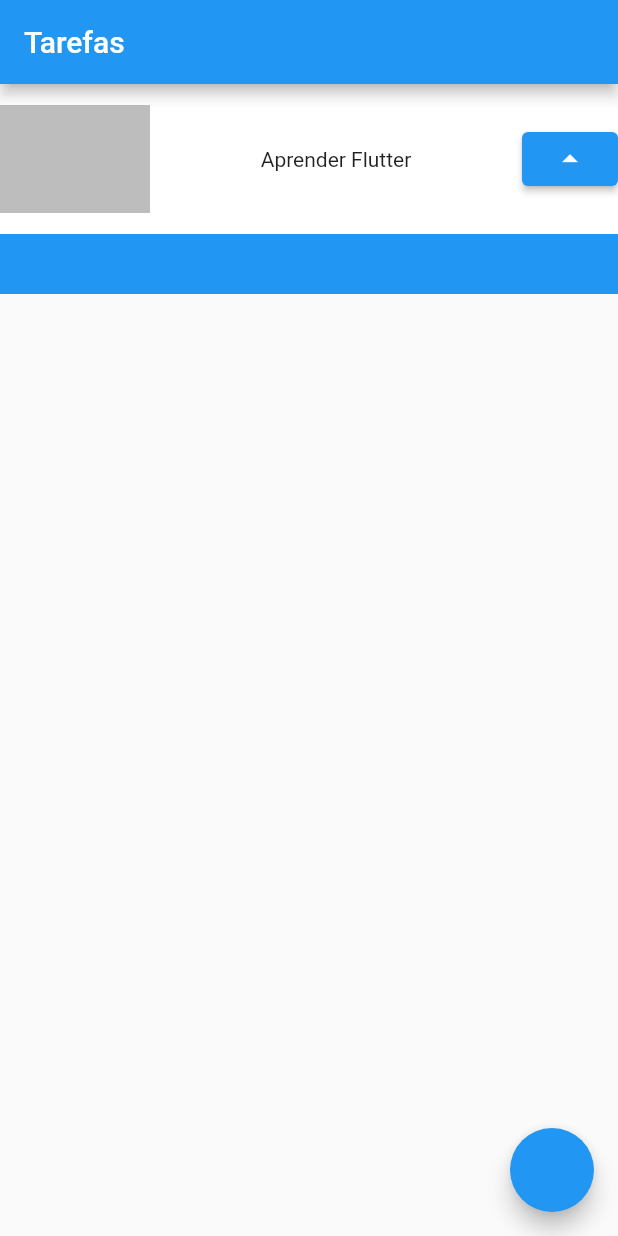
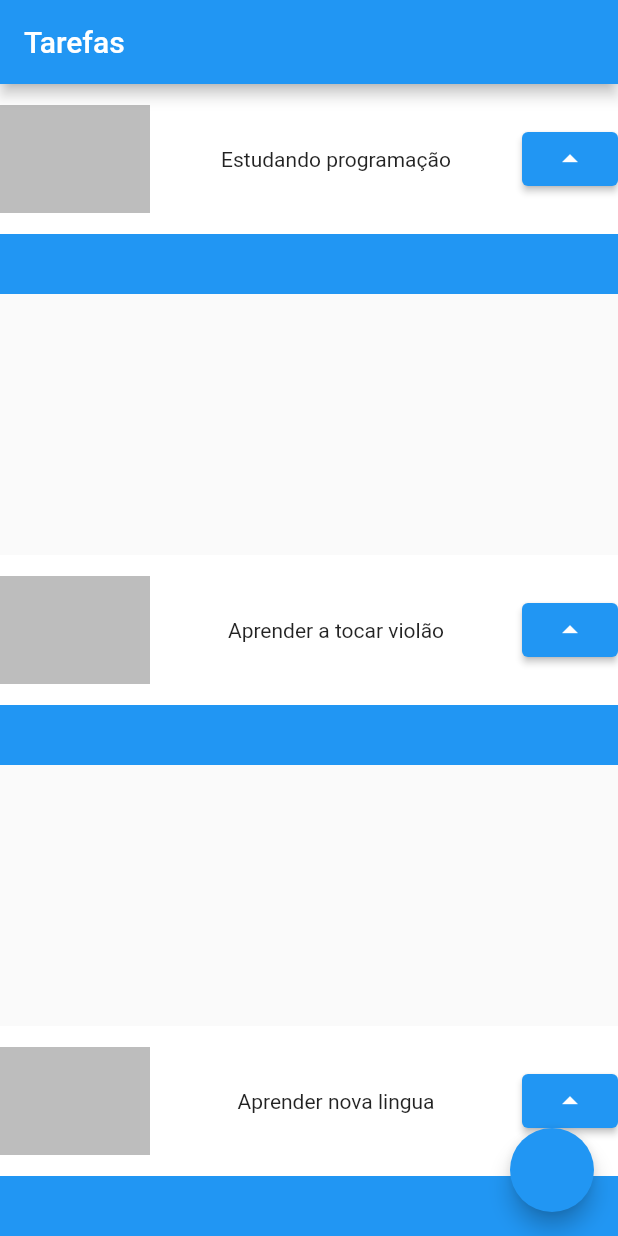
Before and after one commit to vieiragui/Fluttter, a Flutter app: the screen it shows after launch, on a phone screen of 412 x 824 dp. Run offline on Flutter 3.47's test engine with Material 2 defaults, Android fonts, the phone set to English and light mode, and no system bars.

```diff
--- a/lib/main.dart
+++ b/lib/main.dart
@@ -18,7 +18,30 @@ class MyApp extends StatelessWidget {
         appBar: AppBar(
           title: Text('Tarefas'),
         ),
-        body: Container(
+        body: Column(
+          mainAxisAlignment: MainAxisAlignment.spaceBetween,
+          children: [
+            Task("Estudando programação"),
+            Task("Aprender a tocar violão"),
+            Task("Aprender nova lingua"),
+          ],
+        ),
+        floatingActionButton: FloatingActionButton(
+          onPressed: () {},
+        ),
+      ),
+    );
+  }
+}
+
+class Task extends StatelessWidget {
+  final String nome;
+
+  const Task(this.nome, {Key? key}) : super(key: key);
+
+  @override
+  Widget build(BuildContext context) {
+    return Container(
       child: Stack(
         children: [
           Container(
@@ -36,7 +59,7 @@ class MyApp extends StatelessWidget {
                   height: 72,
                   width: 100,
                 ),
-                    Text('Aprender Flutter'),
+                Text(nome),
                 ElevatedButton(
                     onPressed: () {}, child: Icon(Icons.arrow_drop_up))
               ],
@@ -44,11 +67,6 @@ class MyApp extends StatelessWidget {
           ),
         ],
       ),
-        ),
-        floatingActionButton: FloatingActionButton(
-          onPressed: () {},
-        ),
-      ),
     );
   }
 }
```
Lines whose indentation alone changed are shown as unchanged.
